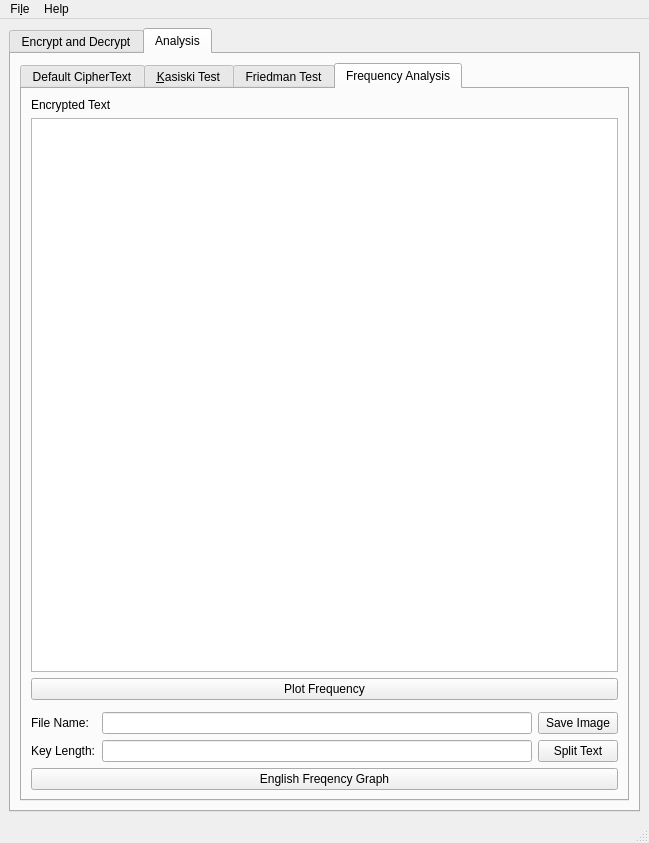
This is gui/crypto.ui in CPanda/cryptography as Qt 5 draws it before an edit. The edited form follows.
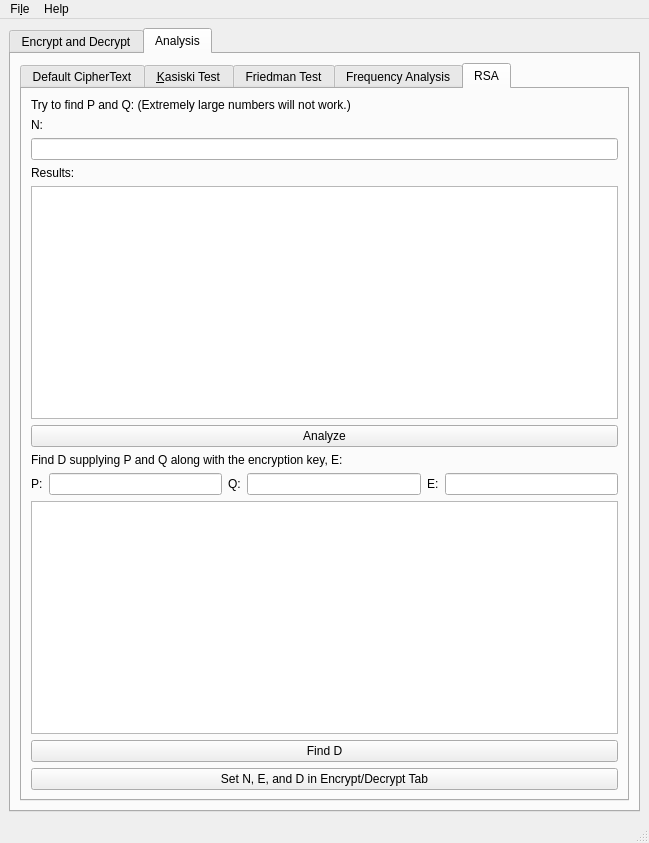
This is the edited form. The open tabs and pages were chosen to show the change. Custom widgets are drawn as their Qt base class.

The edit to the form file:
```diff
--- a/gui/crypto.ui
+++ b/gui/crypto.ui
@@ -188,7 +188,7 @@
           <item>
            <widget class="QTabWidget" name="encrypt_decrypt_tab_2">
             <property name="currentIndex">
-             <number>3</number>
+             <number>4</number>
             </property>
             <widget class="QWidget" name="tab_9">
              <attribute name="title">
@@ -351,6 +351,105 @@
               </item>
              </layout>
             </widget>
+            <widget class="QWidget" name="tab_3">
+             <attribute name="title">
+              <string>RSA</string>
+             </attribute>
+             <layout class="QVBoxLayout" name="verticalLayout_11">
+              <item>
+               <widget class="QLabel" name="label_25">
+                <property name="text">
+                 <string>Try to find P and Q: (Extremely large numbers will not work.)</string>
+                </property>
+               </widget>
+              </item>
+              <item>
+               <widget class="QLabel" name="label_23">
+                <property name="text">
+                 <string>N:</string>
+                </property>
+               </widget>
+              </item>
+              <item>
+               <widget class="QLineEdit" name="rsa_n"/>
+              </item>
+              <item>
+               <widget class="QLabel" name="label_24">
+                <property name="text">
+                 <string>Results:</string>
+                </property>
+               </widget>
+              </item>
+              <item>
+               <widget class="QTextEdit" name="pq_results"/>
+              </item>
+              <item>
+               <widget class="QPushButton" name="rsa_pq_button">
+                <property name="text">
+                 <string>Analyze</string>
+                </property>
+               </widget>
+              </item>
+              <item>
+               <widget class="QLabel" name="label_26">
+                <property name="text">
+                 <string>Find D supplying P and Q along with the encryption key, E: </string>
+                </property>
+               </widget>
+              </item>
+              <item>
+               <layout class="QHBoxLayout" name="horizontalLayout_10">
+                <item>
+                 <widget class="QLabel" name="label_27">
+                  <property name="text">
+                   <string>P:</string>
+                  </property>
+                 </widget>
+                </item>
+                <item>
+                 <widget class="QLineEdit" name="rsa_p_find_d"/>
+                </item>
+                <item>
+                 <widget class="QLabel" name="label_28">
+                  <property name="text">
+                   <string>Q:</string>
+                  </property>
+                 </widget>
+                </item>
+                <item>
+                 <widget class="QLineEdit" name="rsa_q_find_d"/>
+                </item>
+                <item>
+                 <widget class="QLabel" name="label_29">
+                  <property name="text">
+                   <string>E:</string>
+                  </property>
+                 </widget>
+                </item>
+                <item>
+                 <widget class="QLineEdit" name="rsa_e_find_d"/>
+                </item>
+               </layout>
+              </item>
+              <item>
+               <widget class="QTextEdit" name="rsa_box_find_d"/>
+              </item>
+              <item>
+               <widget class="QPushButton" name="rsa_find_d">
+                <property name="text">
+                 <string>Find D</string>
+                </property>
+               </widget>
+              </item>
+              <item>
+               <widget class="QPushButton" name="set_rsa">
+                <property name="text">
+                 <string>Set N, E, and D in Encrypt/Decrypt Tab</string>
+                </property>
+               </widget>
+              </item>
+             </layout>
+            </widget>
            </widget>
           </item>
          </layout>
```
Left out of the diff: 82 changed lines with no effect on the pictures.
